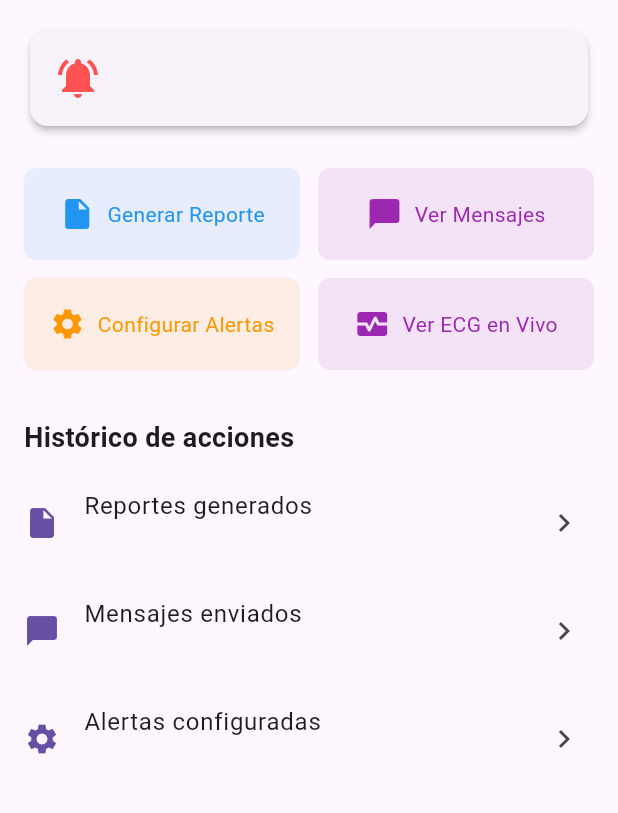
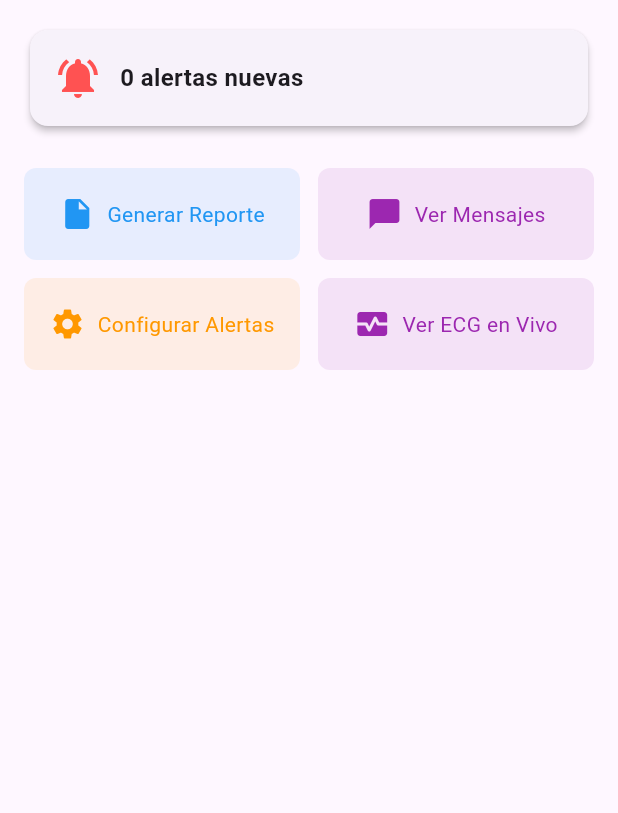
Before and after one commit to GabySanchez-08/App_Instru, a Flutter app: the screen it shows once a user with an empty profile is signed in, on a phone screen of 412 x 824 dp, the part 132-945 px from its top. Run offline on Flutter 3.47's test engine with Material 3 defaults, Android fonts, the light colour scheme and no system bars; our stand-ins replace cloud_firestore, firebase_auth, firebase_core, firebase_database, firebase_messaging, fl_chart and 2 more; accounts and stored records are empty.

Commit message:
borre lineas en menu familiar

```diff
--- a/lib/screens/ecg_viewer_screen.dart
+++ b/lib/screens/ecg_viewer_screen.dart
@@ -31,7 +31,7 @@ class _EcgViewerScreenState extends State<EcgViewerScreen> {
     _refD1 = root.child('D1');
     _refD2 = root.child('D2');
     _refD3 = root.child('D3');
-    _refBpm = root.child('BPM/BPM_realtime');
+    _refBpm = root.child('BPM_realtime');
 
     _subD1 = _refD1.onValue.listen((e) => _handleNewArray(e.snapshot.value, 1));
     _subD2 = _refD2.onValue.listen((e) => _handleNewArray(e.snapshot.value, 2));
--- a/lib/screens/familiar_screen.dart
+++ b/lib/screens/familiar_screen.dart
@@ -1,15 +1,38 @@
-// familiar_screen.dart// familiar_screen.dart
+// familiar_screen.dart
 import 'package:flutter/material.dart';
+import 'package:firebase_database/firebase_database.dart';
 import 'ecg_viewer_screen.dart';
-
-
+import 'chat_screen.dart';
+import 'reporte_screen.dart';
+import 'alertas_screen.dart';
 import '../widgets/device_status.dart';
 import '../widgets/app_menu.dart';
-import 'chat_screen.dart';  //
-import 'reporte_screen.dart';
+import 'package:firebase_messaging/firebase_messaging.dart';
 
-class InterfazFamiliar extends StatelessWidget {
+class InterfazFamiliar extends StatefulWidget {
   const InterfazFamiliar({super.key});
+
+  @override
+  State<InterfazFamiliar> createState() => _InterfazFamiliarState();
+}
+
+class _InterfazFamiliarState extends State<InterfazFamiliar> {
+  final _alertasRef = FirebaseDatabase.instance.ref('Dispositivo/Wayne/ECG_Alertas');
+  int _cantidadAlertas = 0;
+
+  @override
+  void initState() {
+    super.initState();
+    _alertasRef.onValue.listen((event) {
+      final data = event.snapshot.value;
+      if (data is Map) {
+        setState(() {
+          _cantidadAlertas = data.length;
+        });
+      }
+    });
+    _setupFCM(); // 👈 Aquí llamas la función
+  }
 
   @override
   Widget build(BuildContext context) {
@@ -17,34 +40,30 @@ class InterfazFamiliar extends StatelessWidget {
       appBar: const AppMenu(title: 'Resumen'),
       body: CustomScrollView(
         slivers: [
-          // 1) AppBar flotante con menú
-
-          // Nuevo bloque: Estado del dispositivo
-          // Indica si está conectado o desconectado
           const SliverToBoxAdapter(
             child: DeviceStatusBanner(),
           ),
-
-          // 2) “Pinned” con últimas alertas
           SliverToBoxAdapter(
             child: Padding(
               padding: const EdgeInsets.all(16),
               child: Card(
                 elevation: 2,
-                shape: RoundedRectangleBorder(
-                    borderRadius: BorderRadius.circular(12)),
+                shape: RoundedRectangleBorder(borderRadius: BorderRadius.circular(12)),
+                child: InkWell(
+                  onTap: () => Navigator.push(
+                    context,
+                    MaterialPageRoute(builder: (_) => const AlertasScreen()),
+                  ),
                   child: Padding(
                     padding: const EdgeInsets.all(16),
                     child: Row(
-                    children: const [
-                      Icon(Icons.notifications_active,
-                          size: 32, color: Colors.redAccent),
-                      SizedBox(width: 12),
+                      children: [
+                        const Icon(Icons.notifications_active, size: 32, color: Colors.redAccent),
+                        const SizedBox(width: 12),
                         Expanded(
                           child: Text(
-                          '',
-                          style: TextStyle(
-                              fontSize: 16, fontWeight: FontWeight.bold),
+                            '$_cantidadAlertas alerta${_cantidadAlertas != 1 ? 's' : ''} nueva${_cantidadAlertas != 1 ? 's' : ''}',
+                            style: const TextStyle(fontSize: 16, fontWeight: FontWeight.bold),
                           ),
                         ),
                       ],
@@ -53,8 +72,7 @@ class InterfazFamiliar extends StatelessWidget {
                 ),
               ),
             ),
-
-          // 3) Acciones rápidas en grid
+          ),
           SliverPadding(
             padding: const EdgeInsets.symmetric(horizontal: 16, vertical: 8),
             sliver: SliverGrid.count(
@@ -69,14 +87,14 @@ class InterfazFamiliar extends StatelessWidget {
                   color: Colors.blue,
                   onTap: () => Navigator.push(
                     context,
-                    MaterialPageRoute(builder: (_) => const ReporteScreen())),
+                    MaterialPageRoute(builder: (_) => const ReporteScreen()),
+                  ),
                 ),
                 _ActionCard(
                   icon: Icons.chat_bubble,
                   label: 'Ver Mensajes',
                   color: Colors.purple,
-                  onTap: () {
-                    Navigator.push(
+                  onTap: () => Navigator.push(
                     context,
                     MaterialPageRoute(
                       builder: (_) => const ChatScreen(
@@ -84,8 +102,7 @@ class InterfazFamiliar extends StatelessWidget {
                         otherRole: 'paciente',
                       ),
                     ),
-                    );
-                  },
+                  ),
                 ),
                 _ActionCard(
                   icon: Icons.settings,
@@ -99,52 +116,19 @@ class InterfazFamiliar extends StatelessWidget {
                   color: Colors.purple,
                   onTap: () => Navigator.push(
                     context,
-                    MaterialPageRoute(
-                        builder: (_) => const EcgViewerScreen()),
+                    MaterialPageRoute(builder: (_) => const EcgViewerScreen()),
                   ),
                 ),
               ],
             ),
           ),
 
-          // 4) Sección “Histórico de acciones”
-          const SliverPadding(
-            padding: EdgeInsets.fromLTRB(16, 24, 16, 8),
-            sliver: SliverToBoxAdapter(
-              child: Text(
-                'Histórico de acciones',
-                style: TextStyle(fontSize: 18, fontWeight: FontWeight.bold),
-              ),
-            ),
-          ),
-          SliverList(
-            delegate: SliverChildListDelegate(
-              [
-                _HistoryItem(
-                  icon: Icons.insert_drive_file,
-                  title: 'Reportes generados',
-                  subtitle: '',
-                ),
-                _HistoryItem(
-                  icon: Icons.chat_bubble,
-                  title: 'Mensajes enviados',
-                  subtitle: '',
-                ),
-                _HistoryItem(
-                  icon: Icons.settings,
-                  title: 'Alertas configuradas',
-                  subtitle: '',
-                ),
-                const SizedBox(height: 24),
-              ],
-            ),
-          ),
         ],
       ),
     );
   }
 
-  static void _showInfo(BuildContext ctx, String titulo) {
+  void _showInfo(BuildContext ctx, String titulo) {
     showDialog(
       context: ctx,
       builder: (_) => AlertDialog(
@@ -156,9 +140,33 @@ class InterfazFamiliar extends StatelessWidget {
       ),
     );
   }
+
+
+  void _setupFCM() async {
+    final messaging = FirebaseMessaging.instance;
+
+      // Solicita permisos en iOS
+      await messaging.requestPermission();
+
+      // Token del dispositivo
+      final token = await messaging.getToken();
+      print('🔑 Token: $token');
+
+      // Mensajes cuando la app está en primer plano
+      FirebaseMessaging.onMessage.listen((RemoteMessage message) {
+        print('📩 Mensaje en foreground: ${message.notification?.title}');
+        // Aquí podrías mostrar un snackbar o diálogo
+      });
+
+      // Mensajes cuando se hace clic y se abre la app
+      FirebaseMessaging.onMessageOpenedApp.listen((message) {
+        print('➡️ App abierta desde notificación');
+        // Navegar a pantalla de alertas, por ejemplo
+      });
     }
 
-// Tarjeta de acción rápida
+}
+
 class _ActionCard extends StatelessWidget {
   final IconData icon;
   final String label;
@@ -175,7 +183,7 @@ class _ActionCard extends StatelessWidget {
   @override
   Widget build(BuildContext context) {
     return Material(
-      color: color.withAlpha(0x1A), // 10% opacidad
+      color: color.withAlpha(0x1A),
       borderRadius: BorderRadius.circular(8),
       child: InkWell(
         onTap: onTap,
@@ -200,40 +208,3 @@ class _ActionCard extends StatelessWidget {
     );
   }
 }
-
-// Ítem de histórico
-class _HistoryItem extends StatelessWidget {
-  final IconData icon;
-  final String title;
-  final String subtitle;
-
-  const _HistoryItem({
-    required this.icon,
-    required this.title,
-    required this.subtitle,
-  });
-
-  @override
-  Widget build(BuildContext context) {
-    return ListTile(
-      leading: Icon(icon, color: Theme.of(context).primaryColor),
-      title: Text(title),
-      subtitle: Text(subtitle),
-      trailing: const Icon(Icons.chevron_right),
-      onTap: () => _showDetail(context, title),
-    );
-  }
-
-  void _showDetail(BuildContext ctx, String title) {
-    showDialog(
-      context: ctx,
-      builder: (_) => AlertDialog(
-        title: Text(title),
-        content: const Text('Detalle en construcción.'),
-        actions: [
-          TextButton(onPressed: () => Navigator.pop(ctx), child: const Text('OK')),
-        ],
-      ),
-    );
-  }
-}
--- a/lib/widgets/device_status.dart
+++ b/lib/widgets/device_status.dart
@@ -1,6 +1,6 @@
-// lib/widgets/device_status.dart
 import 'package:flutter/material.dart';
 import 'package:firebase_database/firebase_database.dart';
+import 'package:intl/intl.dart';
 
 class DeviceStatusBanner extends StatelessWidget {
   const DeviceStatusBanner({super.key});
@@ -8,22 +8,39 @@ class DeviceStatusBanner extends StatelessWidget {
   @override
   Widget build(BuildContext context) {
     final ref = FirebaseDatabase.instance
-        .ref('Dispositivo/ESP32/Estado');
+        .ref('Dispositivo/Wayne/ECG_Alertas/alerta/hora'); // lectura directa
 
     return StreamBuilder<DatabaseEvent>(
       stream: ref.onValue,
       builder: (context, snapshot) {
         String text = 'Estado: —';
-        Color  color = Colors.grey;
+        Color color = Colors.grey;
 
         if (snapshot.hasData) {
           final val = snapshot.data!.snapshot.value;
-          if (val == 'conectado') {
-            text = 'Estado: Conectado';
-            color = Colors.green;
-          } else if (val == 'desconectado') {
-            text = 'Estado: Desconectado';
-            color = Colors.red;
+          if (val != null && val is String) {
+            try {
+              final ahora = DateTime.now();
+              final formato = DateFormat('HH:mm:ss');
+              final horaAlerta = formato.parse(val);
+
+              // Convertimos ambas a hoy con misma fecha
+              final ahoraHoy = DateTime(0, 1, 1, ahora.hour, ahora.minute, ahora.second);
+              final horaAlertaHoy = DateTime(0, 1, 1, horaAlerta.hour, horaAlerta.minute, horaAlerta.second);
+
+              final diff = ahoraHoy.difference(horaAlertaHoy).inSeconds.abs();
+
+              if (diff <= 20) {
+                text = 'Estado: Conectado';
+                color = Colors.green;
+              } else {
+                text = 'Estado: Desconectado';
+                color = Colors.red;
+              }
+            } catch (_) {
+              text = 'Estado: Error de formato';
+              color = Colors.orange;
+            }
           }
         }
 
--- a/pubspec.yaml
+++ b/pubspec.yaml
@@ -39,6 +39,9 @@ dependencies:
   pdf: ^3.10.4
   printing: ^5.10.4
   screenshot: ^3.0.0
+  firebase_messaging: ^15.2.6
+  flutter_local_notifications: ^17.0.0
+  intl: ^0.18.1
 
 dev_dependencies:
   flutter_test:
```
Also changed, not shown: lib/main.dart (+10 -0 lines), lib/screens/alertas_screen.dart (added, +57 -0 lines), lib/screens/reporte_screen.dart (+31 -7 lines), pubspec.lock, 4 other files. Lines whose indentation alone changed are shown as unchanged.
